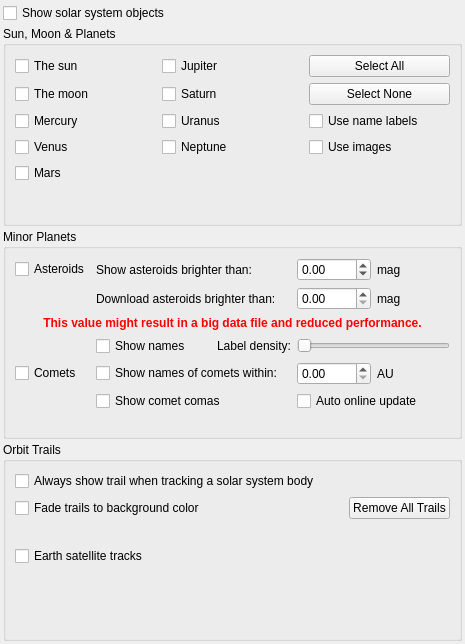
Qt form kstars/options/opssolarsystem.ui (KDE/kstars) before a commit.
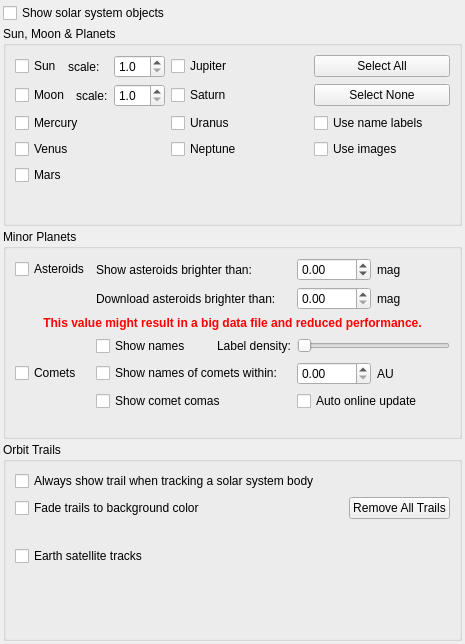
The same form after that commit. Custom widgets are drawn as their Qt base class.

Commit message: Add options to increase the size that the Sun and Moon are rendered.

Diff of the .ui file:
```diff
--- a/kstars/options/opssolarsystem.ui
+++ b/kstars/options/opssolarsystem.ui
@@ -145,6 +145,8 @@
          </widget>
         </item>
         <item row="0" column="0">
+         <layout class="QHBoxLayout">
+          <item>            
          <widget class="QCheckBox" name="kcfg_ShowSun">
           <property name="toolTip">
            <string>Draw the Sun?</string>
@@ -153,12 +155,40 @@
            <string>If checked, the Sun will be drawn on the map.</string>
           </property>
           <property name="text">
-           <string>The sun</string>
+             <string>Sun</string>
           </property>
           <attribute name="buttonGroup">
            <string notr="true">solarButtonGroup</string>
           </attribute>
          </widget>
+          </item>
+          <item>
+           <widget class="QLabel" name="sunLabel">
+            <property name="text">
+             <string>scale:</string>
+            </property>
+           </widget>
+          </item>
+          <item>
+           <widget class="QDoubleSpinBox" name="kcfg_SunScale">
+            <property name="toolTip">
+             <string>Scale of sun rendering.</string>
+            </property>
+            <property name="toolTip">
+             <string>Increase the size of the sun by this factor.</string>
+            </property>
+            <property name="decimals">
+             <number>1</number>
+            </property>
+            <property name="maximum">
+             <double>20</double>
+            </property>
+            <property name="minimum">
+             <double>1</double>
+            </property>
+           </widget>
+          </item>
+         </layout>         
         </item>
         <item row="0" column="1">
          <widget class="QCheckBox" name="kcfg_ShowJupiter">
@@ -177,6 +207,8 @@
          </widget>
         </item>
         <item row="1" column="0">
+         <layout class="QHBoxLayout">
+          <item>
          <widget class="QCheckBox" name="kcfg_ShowMoon">
           <property name="toolTip">
            <string>Draw the Moon?</string>
@@ -185,12 +217,40 @@
            <string>If checked, the Moon will be drawn on the map.</string>
           </property>
           <property name="text">
-           <string>The moon</string>
+            <string>Moon</string>
           </property>
           <attribute name="buttonGroup">
            <string notr="true">solarButtonGroup</string>
           </attribute>
          </widget>
+          </item>
+          <item>
+           <widget class="QLabel" name="moonLabel">
+            <property name="text">
+             <string>scale:</string>
+            </property>
+           </widget>
+          </item>
+          <item>
+           <widget class="QDoubleSpinBox" name="kcfg_MoonScale">
+            <property name="toolTip">
+             <string>Scale of moon rendering.</string>
+            </property>
+            <property name="toolTip">
+             <string>Increase the size of the moon by this factor.</string>
+            </property>
+            <property name="decimals">
+             <number>1</number>
+            </property>
+            <property name="maximum">
+             <double>20</double>
+            </property>
+            <property name="minimum">
+             <double>1</double>
+            </property>
+           </widget>
+          </item>
+         </layout>
         </item>
         <item row="2" column="0">
          <widget class="QCheckBox" name="kcfg_ShowMercury">
```
Lines whose indentation alone changed are shown as unchanged. The commit also changes 2 other files.
